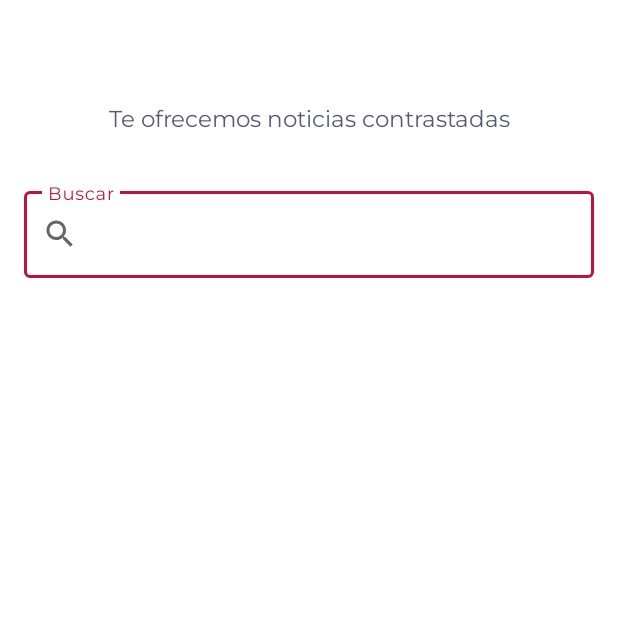
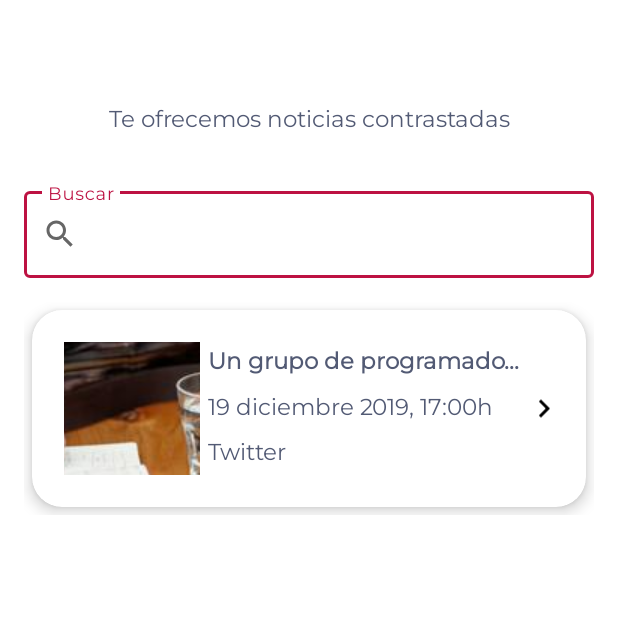
Before and after one commit to VenceAlVirus/NoEstasSolo, an Android app: the screen it shows after launch (MainActivity), on a phone screen of 412 x 824 dp, the top half of it. Run offline under Robolectric (Android 15) with nearby library versions, the phone set to English and light mode, and no system bars; our stand-ins replace navigation-ui.

Commit message:
News finish

```diff
--- a/app/src/main/java/com/talentoMobile/noEstasSolo/features/news/views/NewsFragments.kt
+++ b/app/src/main/java/com/talentoMobile/noEstasSolo/features/news/views/NewsFragments.kt
@@ -1,9 +1,21 @@
 package com.talentoMobile.noEstasSolo.features.news.views
 
+import android.os.Bundle
+import android.view.View
+import androidx.navigation.findNavController
 import com.talentoMobile.noEstasSolo.R
 import com.talentoMobile.noEstasSolo.core.platform.BaseFragment
+import kotlinx.android.synthetic.main.fragment_news.*
 
 class NewsFragments : BaseFragment() {
     override fun layoutId() = R.layout.fragment_news
 
+    override fun onViewCreated(view: View, savedInstanceState: Bundle?) {
+        super.onViewCreated(view, savedInstanceState)
+
+        item.setOnClickListener {
+            view.findNavController().navigate(R.id.action_newsFragment_to_newFragment)
+        }
+    }
+
 }
--- a/app/src/main/res/layout/fragment_new_detail.xml
+++ b/app/src/main/res/layout/fragment_new_detail.xml
@@ -1,62 +1,70 @@
 <?xml version="1.0" encoding="utf-8"?>
 <androidx.constraintlayout.widget.ConstraintLayout xmlns:android="http://schemas.android.com/apk/res/android"
+    xmlns:app="http://schemas.android.com/apk/res-auto"
     android:layout_width="match_parent"
-    android:layout_height="match_parent"
-    xmlns:app="http://schemas.android.com/apk/res-auto">
+    android:layout_height="match_parent">
 
     <ImageView
+        style="@style/autoAdjustImageView"
         android:layout_width="match_parent"
         android:layout_height="0dp"
-        style="@style/autoAdjustImageView"
         android:src="@drawable/new_banner"
-        app:layout_constraintTop_toTopOf="parent"
-        app:layout_constraintBottom_toTopOf="@id/glh3" />
+        app:layout_constraintBottom_toTopOf="@id/glh3"
+        app:layout_constraintTop_toTopOf="parent" />
 
 
     <TextView
         android:id="@+id/tvTitle"
+        style="@style/text.text_gray"
         android:layout_width="match_parent"
         android:layout_height="wrap_content"
+        android:layout_marginLeft="16dp"
+        android:layout_marginRight="16dp"
         android:text="Fuente"
-        style="@style/text.text_gray"
-        app:layout_constraintTop_toBottomOf="@id/glh3"
-        app:layout_constraintBottom_toTopOf="@id/tvNewDetail"/>
+        app:layout_constraintBottom_toTopOf="@id/tvNewDetail"
+        app:layout_constraintTop_toBottomOf="@id/glh3" />
 
 
     <TextView
         android:id="@+id/tvNewDetail"
+        style="@style/text.text_gray"
         android:layout_width="match_parent"
         android:layout_height="wrap_content"
+        android:layout_marginLeft="16dp"
+        android:layout_marginRight="16dp"
         android:text="@string/loremp_long"
-        style="@style/text.text_gray"
-        app:layout_constraintTop_toBottomOf="@id/tvTitle"
-        app:layout_constraintBottom_toTopOf="@id/tvDate"/>
+        app:layout_constraintBottom_toTopOf="@id/tvDate"
+        app:layout_constraintTop_toBottomOf="@id/tvTitle" />
 
 
     <TextView
         android:id="@+id/tvDate"
-        android:drawableLeft="@drawable/ic_date"
-        android:text="19 de diciembre de 2019, 17:00h"
+        style="@style/text.text_gray"
         android:layout_width="match_parent"
         android:layout_height="wrap_content"
-        style="@style/text.text_gray"
+        android:layout_marginLeft="16dp"
+        android:layout_marginRight="16dp"
+        android:drawableLeft="@drawable/ic_date"
         android:gravity="center"
-        app:layout_constraintTop_toBottomOf="@id/tvNewDetail"
-        app:layout_constraintBottom_toTopOf="@id/btnOpenweb"/>
+        android:text="19 de diciembre de 2019, 17:00h"
+        app:layout_constraintBottom_toTopOf="@id/btnOpenweb"
+        app:layout_constraintTop_toBottomOf="@id/tvNewDetail" />
 
     <com.google.android.material.button.MaterialButton
         android:id="@+id/btnOpenweb"
+        style="@style/button.red"
         android:layout_width="match_parent"
         android:layout_height="wrap_content"
+        android:layout_marginLeft="16dp"
+        android:layout_marginRight="16dp"
         android:text="Visitar página web"
-        app:layout_constraintBottom_toBottomOf="parent"
-        style="@style/button.red"/>
+        app:layout_constraintBottom_toBottomOf="parent" />
 
     <androidx.constraintlayout.widget.Guideline
         android:id="@+id/glh3"
         android:layout_width="match_parent"
         android:layout_height="match_parent"
         android:orientation="horizontal"
-        app:layout_constraintGuide_percent=".3"/>
+        app:layout_constraintGuide_percent=".3" />
 
 </androidx.constraintlayout.widget.ConstraintLayout>
--- a/app/src/main/res/layout/fragment_news.xml
+++ b/app/src/main/res/layout/fragment_news.xml
@@ -11,11 +11,11 @@
         app:layout_constraintTop_toTopOf="parent">
 
         <TextView
+            style="@style/text.text_gray"
             android:layout_width="match_parent"
             android:layout_height="match_parent"
             android:gravity="center"
-            style="@style/text.text_gray"
-            android:text="Te ofrecemos noticias contrastadas"/>
+            android:text="Te ofrecemos noticias contrastadas" />
     </androidx.constraintlayout.widget.ConstraintLayout>
 
     <androidx.constraintlayout.widget.ConstraintLayout
@@ -61,6 +61,16 @@
             app:layout_constraintRight_toRightOf="parent"
             app:layout_constraintTop_toTopOf="@id/tilFilter" />
 
+
+        <include
+            android:id="@+id/item"
+            layout="@layout/item_new_row"
+            android:layout_width="match_parent"
+            android:layout_height="wrap_content"
+            android:layout_marginTop="16dp"
+            app:layout_constraintTop_toBottomOf="@id/tilFilter" />
+
+        <!--
         <androidx.recyclerview.widget.RecyclerView
             android:id="@+id/rvNews"
             android:layout_width="match_parent"
@@ -69,6 +79,7 @@
             app:layout_constraintBottom_toBottomOf="parent"
             app:layout_constraintTop_toBottomOf="@id/tilFilter" />
 
+        -->
     </androidx.constraintlayout.widget.ConstraintLayout>
 
 </androidx.constraintlayout.widget.ConstraintLayout>
--- a/app/src/main/res/layout/item_new_row.xml
+++ b/app/src/main/res/layout/item_new_row.xml
@@ -1,6 +1,94 @@
 <?xml version="1.0" encoding="utf-8"?>
-<androidx.constraintlayout.widget.ConstraintLayout
-    xmlns:android="http://schemas.android.com/apk/res/android" android:layout_width="match_parent"
-    android:layout_height="match_parent">
+<androidx.constraintlayout.widget.ConstraintLayout xmlns:android="http://schemas.android.com/apk/res/android"
+    xmlns:app="http://schemas.android.com/apk/res-auto"
+    android:layout_width="match_parent"
+    android:layout_height="200dp">
+
+    <com.google.android.material.card.MaterialCardView
+        android:id="@+id/cvNew"
+        style="@style/Widget.MaterialComponents.CardView"
+        android:layout_width="match_parent"
+        android:layout_height="131dp"
+        android:layout_margin="5dp"
+        android:elevation="6dp"
+        app:cardCornerRadius="20dp"
+        app:cardElevation="6dp"
+        app:layout_constraintTop_toTopOf="parent"
+        app:layout_constraintBottom_toBottomOf="parent">
+
+        <androidx.constraintlayout.widget.ConstraintLayout
+            android:id="@+id/clAdded"
+            style="@style/GlobalMargin"
+            android:layout_width="match_parent"
+            android:layout_height="match_parent"
+            android:layout_marginTop="16dp"
+            android:layout_marginBottom="16dp">
+
+            <ImageView
+                android:id="@+id/ivNew"
+                style="@style/autoAdjustImageView"
+                android:layout_width="0dp"
+                android:layout_height="match_parent"
+                android:layout_margin="5dp"
+                android:src="@drawable/new_banner"
+                app:layout_constraintLeft_toLeftOf="parent"
+                app:layout_constraintRight_toLeftOf="@id/gl3v"
+                app:layout_constraintTop_toTopOf="parent" />
+
+
+            <TextView
+                android:id="@+id/tvTitle"
+                style="@style/text.text_gray.blod"
+                android:layout_width="0dp"
+                android:layout_height="wrap_content"
+                android:ellipsize="end"
+                android:maxLines="1"
+                android:text="Un grupo de programadores crea respiradores"
+                app:layout_constraintBottom_toTopOf="@id/tvDate"
+                app:layout_constraintLeft_toRightOf="@id/gl3v"
+                app:layout_constraintRight_toLeftOf="@id/ivChevron"
+                app:layout_constraintTop_toTopOf="parent" />
+
+            <TextView
+                android:id="@+id/tvDate"
+                style="@style/text.text_gray"
+                android:layout_width="0dp"
+                android:layout_height="wrap_content"
+                android:drawablePadding="16dp"
+                android:text="19 diciembre 2019, 17:00h"
+                app:layout_constraintRight_toLeftOf="@id/ivChevron"
+                app:layout_constraintBottom_toTopOf="@id/tvSource"
+                app:layout_constraintLeft_toRightOf="@id/gl3v"
+                app:layout_constraintTop_toBottomOf="@id/tvTitle" />
+
+            <TextView
+                android:id="@+id/tvSource"
+                style="@style/text.text_gray"
+                android:layout_width="0dp"
+                android:layout_height="wrap_content"
+                android:text="Twitter"
+                app:layout_constraintBottom_toBottomOf="parent"
+                app:layout_constraintLeft_toRightOf="@id/gl3v"
+                app:layout_constraintRight_toLeftOf="@id/ivChevron"
+                app:layout_constraintTop_toBottomOf="@id/tvDate" />
+
+
+            <ImageView
+                android:id="@+id/ivChevron"
+                android:layout_width="wrap_content"
+                android:layout_height="match_parent"
+                app:layout_constraintTop_toTopOf="parent"
+                android:src="@drawable/ic_chevron_right"
+                app:layout_constraintBottom_toBottomOf="parent"
+                app:layout_constraintRight_toRightOf="parent"/>
+
+            <androidx.constraintlayout.widget.Guideline
+                android:id="@+id/gl3v"
+                android:layout_width="match_parent"
+                android:layout_height="match_parent"
+                android:orientation="vertical"
+                app:layout_constraintGuide_percent=".3" />
+        </androidx.constraintlayout.widget.ConstraintLayout>
+    </com.google.android.material.card.MaterialCardView>
 
 </androidx.constraintlayout.widget.ConstraintLayout>
--- a/app/src/main/res/navigation/main_navigation.xml
+++ b/app/src/main/res/navigation/main_navigation.xml
@@ -10,6 +10,16 @@
         android:id="@+id/newsFragment"
         android:label="NewsFragment"
         android:name="com.talentoMobile.noEstasSolo.features.news.views.NewsFragments"
-        tools:layout="@layout/fragment_news"/>
+        tools:layout="@layout/fragment_news">
 
+        <action
+            android:id="@+id/action_newsFragment_to_newFragment"
+            app:destination="@id/newFragment" />
+    </fragment>
+
+    <fragment
+        android:id="@+id/newFragment"
+        android:label="NewFragment"
+        android:name="com.talentoMobile.noEstasSolo.features.news.views.NewDetailFragment"
+        tools:layout="@layout/fragment_new_detail"/>
 </navigation>
```
